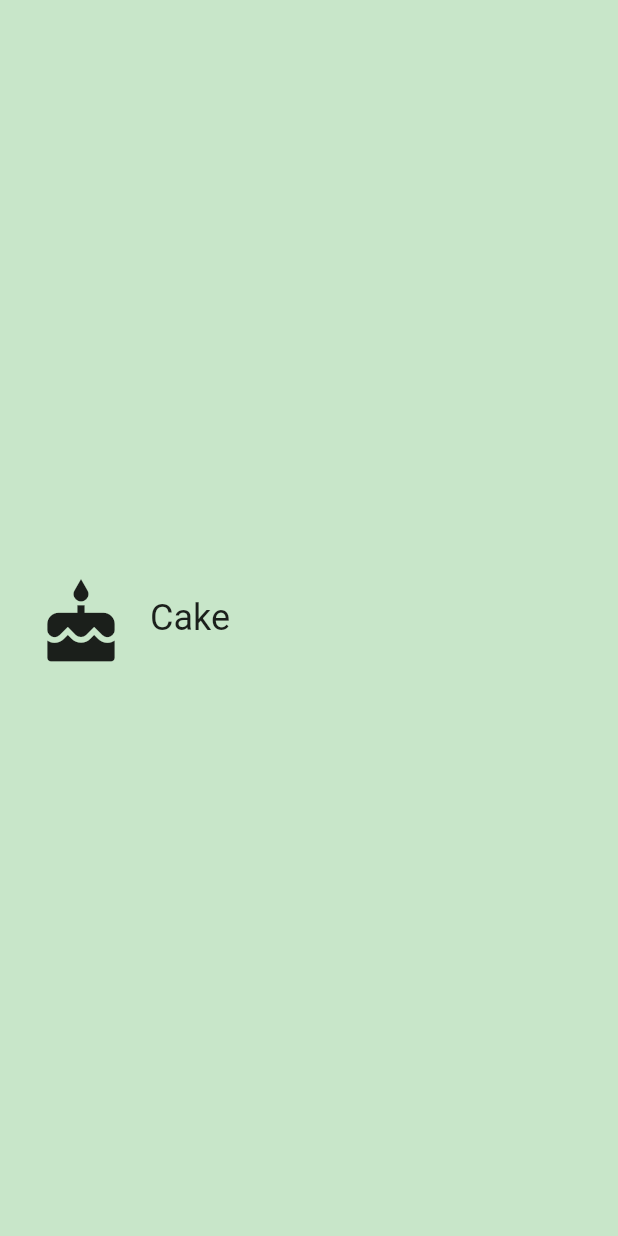
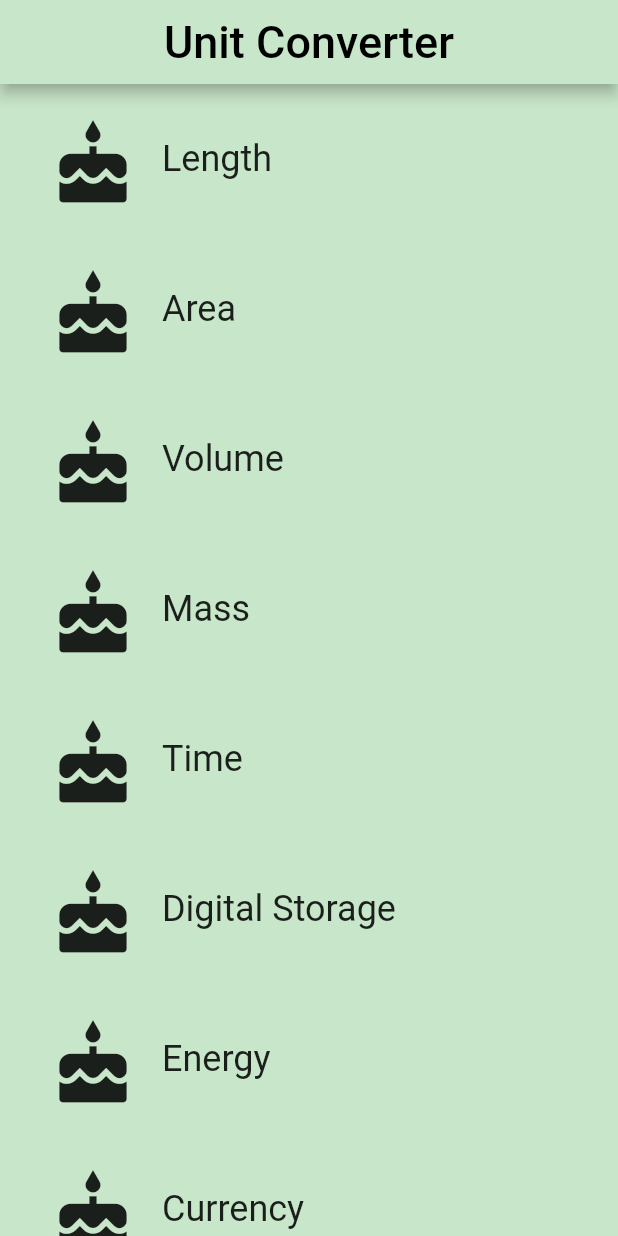
Before and after one commit to lordcharro/converter_app, a Flutter app: the screen it shows after launch, on a phone screen of 412 x 824 dp. Run offline on Flutter 3.47's test engine with Material 2 defaults, Android fonts, the phone set to English and light mode, and no system bars.

Commit message:
Add category_route

```diff
--- a/lib/category.dart
+++ b/lib/category.dart
@@ -14,11 +14,11 @@ class Category extends StatelessWidget {
   /// Creates a [Category].
   /// A [Category] saves the name of the Category (e.g. 'Length'), its color for
   /// the UI, and the icon that represents it (e.g. a ruler).
-  const Category(
-      {Key key,
-      @required this.name,
-      @required this.color,
-      @required this.iconLocation});
+  const Category({Key key, @required this.name, @required this.color, @required this.iconLocation})
+      : assert(name != null),
+        assert(color != null),
+        assert(iconLocation != null),
+        super(key: key);
 
   /// Builds a custom widget that shows [Category] information.
   /// This information includes the icon, name, and color for the [Category].
@@ -32,7 +32,9 @@ class Category extends StatelessWidget {
           borderRadius: _borderRadius,
           highlightColor: color,
           splashColor: color,
-          onTap: () => print("We tap the line"),
+          onTap: () {
+            print("We tap the line");
+          },
           child: Padding(
             padding: EdgeInsets.all(8.0),
             child: Row(
--- /dev/null
+++ b/lib/category_route.dart
@@ -0,0 +1,82 @@
+import 'package:converter_app/category.dart';
+import 'package:flutter/material.dart';
+
+final _backgroundColor = Colors.green[100];
+
+/// Category Route (screen).
+/// This is the 'home' screen of the Unit Converter. It shows a header and
+/// a list of [Categories].
+///
+/// While it is named CategoryRoute, a more apt name would be CategoryScreen,
+/// because it is responsible for the UI at the route's destination.
+class CategoryRoute extends StatelessWidget {
+  const CategoryRoute();
+
+  static const _categoryNames = <String>[
+    'Length',
+    'Area',
+    'Volume',
+    'Mass',
+    'Time',
+    'Digital Storage',
+    'Energy',
+    'Currency',
+  ];
+
+  Widget _buildCategoryWidgets(List<Widget> categories) {
+    return ListView.builder(
+      itemBuilder: (BuildContext context, int index) => categories[index],
+      itemCount: categories.length,
+    );
+  }
+
+  static const _baseColors = <Color>[
+    Colors.teal,
+    Colors.orange,
+    Colors.pinkAccent,
+    Colors.blueAccent,
+    Colors.yellow,
+    Colors.greenAccent,
+    Colors.purpleAccent,
+    Colors.red,
+  ];
+
+  @override
+  Widget build(BuildContext context) {
+    final categories = <Category>[];
+
+    for (var i = 0; i < _categoryNames.length; i++) {
+      categories.add(
+        Category(
+          name: _categoryNames[i],
+          color: _baseColors[i],
+          iconLocation: Icons.cake,
+        ),
+      );
+    }
+
+    final listView = Container(
+      color: _backgroundColor,
+      padding: EdgeInsets.symmetric(horizontal: 8.0),
+      child: _buildCategoryWidgets(categories),
+    );
+
+    final appBar = AppBar(
+      title: Text(
+        'Unit Converter',
+        style: TextStyle(
+          color: Colors.black,
+          fontSize: 30.0,
+        ),
+      ),
+      centerTitle: true,
+      backgroundColor: _backgroundColor,
+    );
+
+    return Scaffold(
+      backgroundColor: Colors.green[100],
+      appBar: appBar,
+      body: listView,
+    );
+  }
+}
--- a/lib/main.dart
+++ b/lib/main.dart
@@ -1,10 +1,5 @@
+import 'package:converter_app/category_route.dart';
 import 'package:flutter/material.dart';
-
-import 'category.dart';
-
-const _categoryName = 'Cake';
-const _categoryIcon = Icons.cake;
-const _categoryColor = Colors.green;
 
 void main() {
   runApp(UnitConverterApp());
@@ -16,16 +11,7 @@ class UnitConverterApp extends StatelessWidget {
     return MaterialApp(
       debugShowCheckedModeBanner: false,
       title: 'Unit Converter',
-      home: Scaffold(
-        backgroundColor: Colors.green[100],
-        body: Center(
-          child: Category(
-            name: _categoryName,
-            iconLocation: _categoryIcon,
-            color: _categoryColor,
-          ),
-        ),
-      ),
+      home: CategoryRoute(),
     );
   }
 }
```
